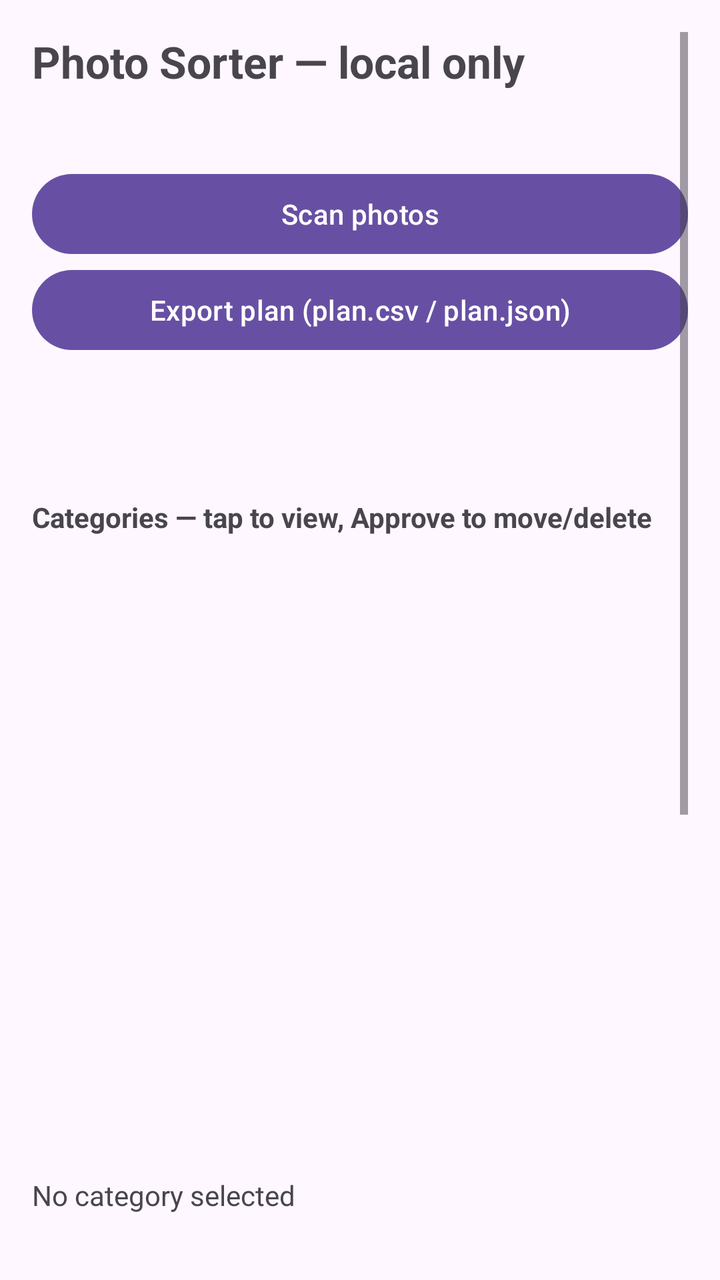
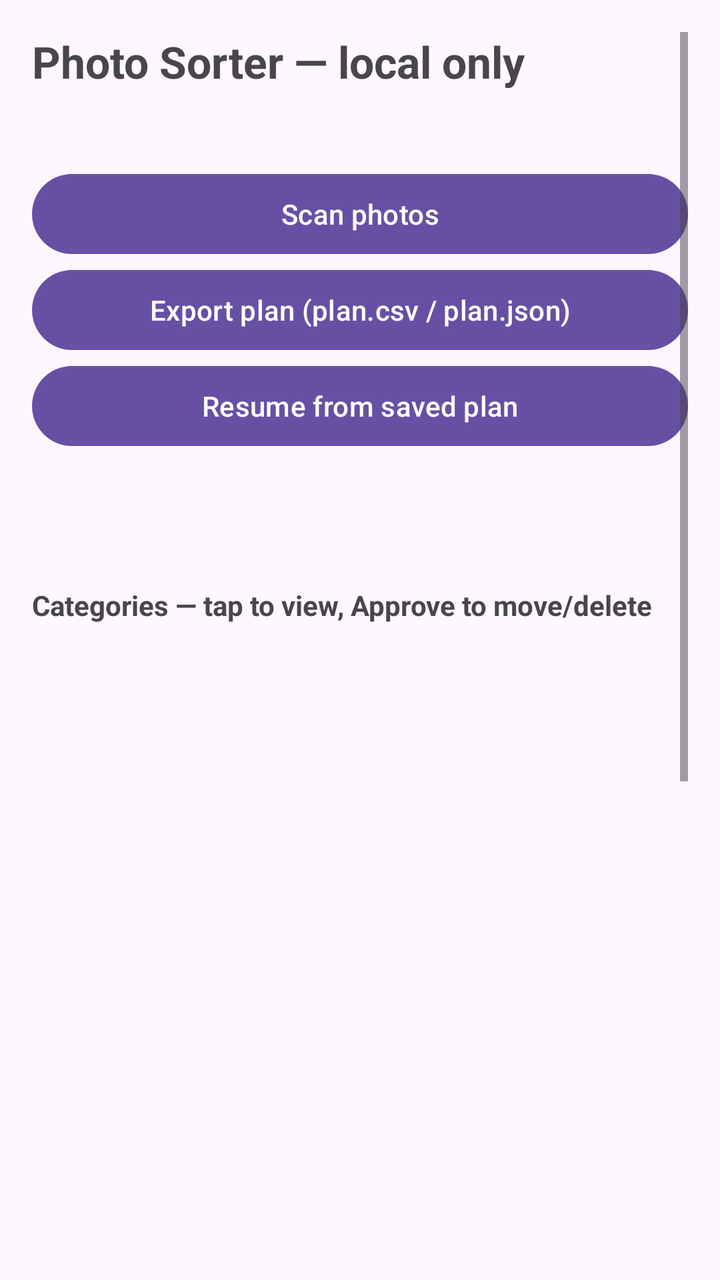

Screens rendered from an Android XML layout before and after an edit, with the pre-edit source and the edit as a unified diff.
<!-- AndroidManifest.xml: application theme Theme.PhotoSorter -->
<!-- res/layout/activity_main.xml -->
<?xml version="1.0" encoding="utf-8"?>
<ScrollView xmlns:android="http://schemas.android.com/apk/res/android"
    android:layout_width="match_parent"
    android:layout_height="match_parent"
    android:padding="16dp">

    <LinearLayout
        android:layout_width="match_parent"
        android:layout_height="wrap_content"
        android:orientation="vertical">

        <TextView
            android:layout_width="wrap_content"
            android:layout_height="wrap_content"
            android:text="Photo Sorter — local only"
            android:textSize="22sp"
            android:textStyle="bold" />

        <TextView
            android:id="@+id/tvPrivacy"
            android:layout_width="match_parent"
            android:layout_height="wrap_content"
            android:layout_marginTop="8dp"
            android:textSize="13sp" />

        <Button
            android:id="@+id/btnScan"
            android:layout_width="match_parent"
            android:layout_height="wrap_content"
            android:layout_marginTop="12dp"
            android:text="Scan photos" />

        <Button
            android:id="@+id/btnExportPlan"
            android:layout_width="match_parent"
            android:layout_height="wrap_content"
            android:text="Export plan (plan.csv / plan.json)" />

        <TextView
            android:id="@+id/tvProgress"
            android:layout_width="match_parent"
            android:layout_height="wrap_content"
            android:layout_marginTop="8dp" />

        <TextView
            android:id="@+id/tvSummary"
            android:layout_width="match_parent"
            android:layout_height="wrap_content"
            android:layout_marginTop="8dp" />

        <TextView
            android:layout_width="wrap_content"
            android:layout_height="wrap_content"
            android:layout_marginTop="16dp"
            android:text="Categories — tap to view, Approve to move/delete"
            android:textStyle="bold" />

        <androidx.recyclerview.widget.RecyclerView
            android:id="@+id/rvCategories"
            android:layout_width="match_parent"
            android:layout_height="300dp"
            android:layout_marginTop="8dp" />

        <TextView
            android:id="@+id/tvSelected"
            android:layout_width="match_parent"
            android:layout_height="wrap_content"
            android:layout_marginTop="12dp"
            android:text="No category selected" />

        <androidx.recyclerview.widget.RecyclerView
            android:id="@+id/rvPhotos"
            android:layout_width="match_parent"
            android:layout_height="300dp"
            android:layout_marginTop="8dp" />

        <TextView
            android:layout_width="match_parent"
            android:layout_height="wrap_content"
            android:layout_marginTop="16dp"
            android:text="Nothing is moved or deleted until you tap Approve for a category. NSFW explicit captions are always shown as [redacted]. Cloud upload is OFF by default — see README."
            android:textSize="13sp" />
    </LinearLayout>
</ScrollView>
<!-- resources referenced by this layout -->
<resources>
  <style name="Theme.PhotoSorter" parent="Theme.Material3.DayNight.NoActionBar">
          <item name="colorPrimary">#6750A4</item>
      </style>
</resources>

<!-- the commit's change to res/layout/activity_main.xml (unified diff, before → after) -->
@@ -36,11 +36,30 @@
             android:layout_height="wrap_content"
             android:text="Export plan (plan.csv / plan.json)" />
 
+        <Button
+            android:id="@+id/btnResume"
+            android:layout_width="match_parent"
+            android:layout_height="wrap_content"
+            android:text="Resume from saved plan" />
+
+        
+        <ProgressBar
+            android:id="@+id/pbProgress"
+            style="?android:attr/progressBarStyleHorizontal"
+            android:layout_width="match_parent"
+            android:layout_height="wrap_content"
+            android:layout_marginTop="8dp"
+            android:max="1"
+            android:progress="0"
+            android:progressTint="#2E7D32"
+            android:progressBackgroundTint="#C8E6C9"
+            android:visibility="gone" />
+
         <TextView
             android:id="@+id/tvProgress"
             android:layout_width="match_parent"
             android:layout_height="wrap_content"
-            android:layout_marginTop="8dp" />
+            android:layout_marginTop="4dp" />
 
         <TextView
             android:id="@+id/tvSummary"
